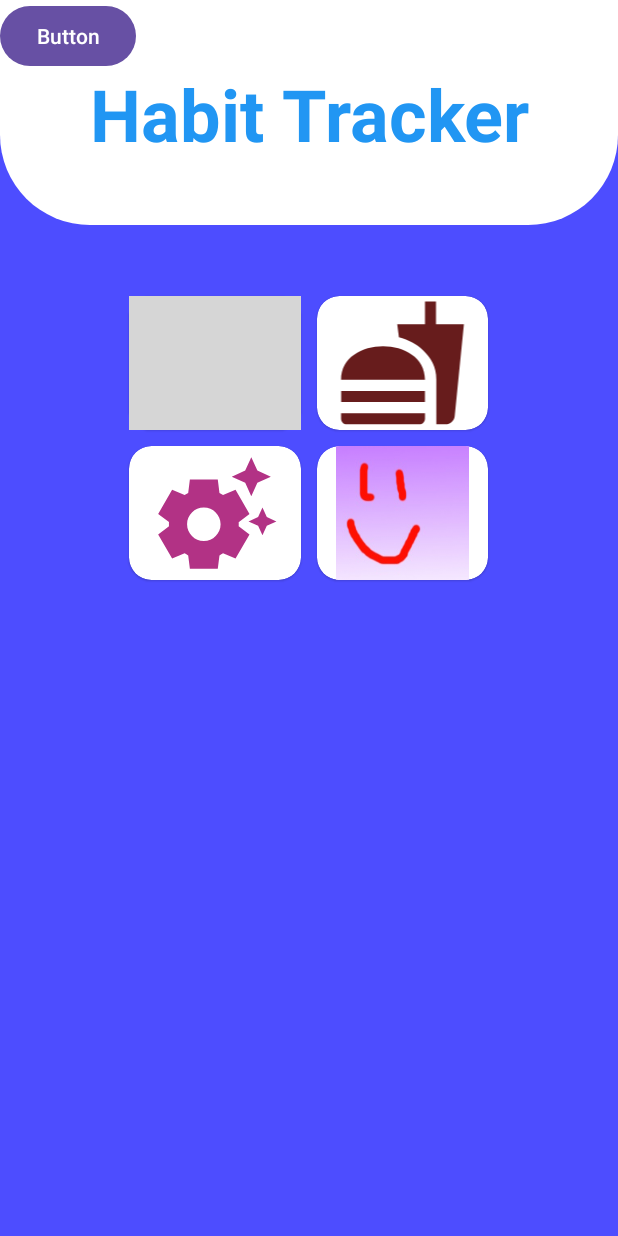
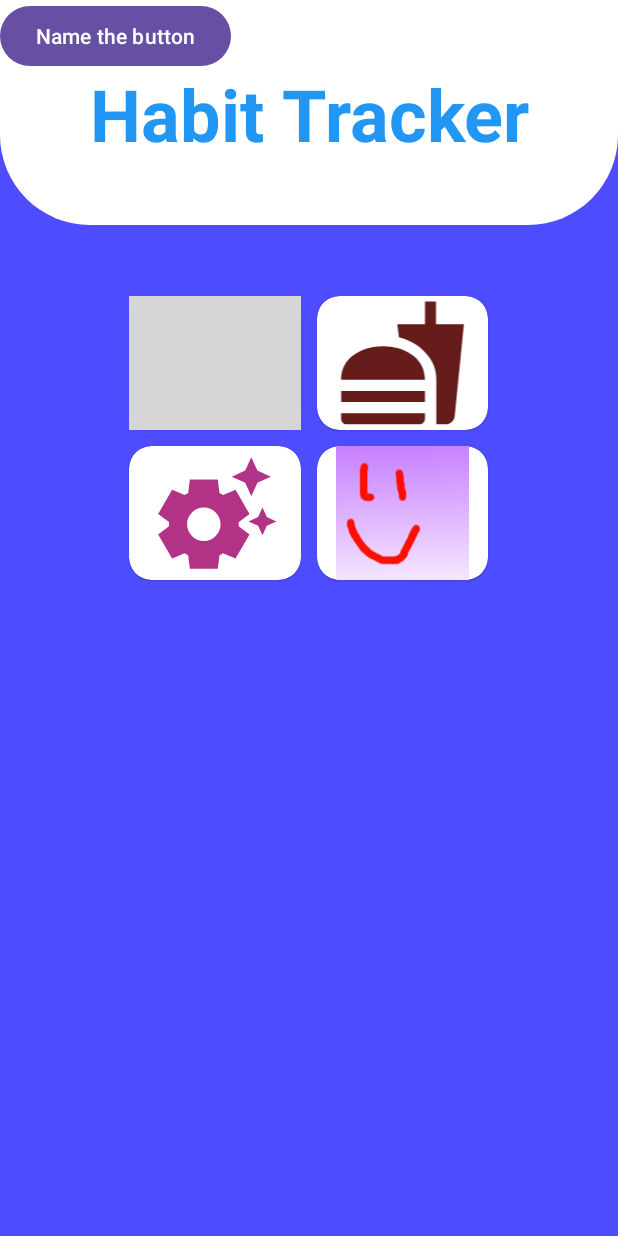
Before and after one commit to wolfs2024/Habit_tracker_application_EC327, an Android app: the screen it shows after launch (MainActivity), on a phone screen of 412 x 824 dp. Run offline under Robolectric (Android 15) with nearby library versions, the phone set to English and light mode, and no system bars; grey boxes are pictures that could not be loaded.

Commit message:
add button description

```diff
--- a/app/src/main/res/layout/activity_main.xml
+++ b/app/src/main/res/layout/activity_main.xml
@@ -137,7 +137,7 @@
         android:id="@+id/button"
         android:layout_width="wrap_content"
         android:layout_height="wrap_content"
-        android:text="Button"
+        android:text="Name the button"
         tools:layout_editor_absoluteX="155dp"
         tools:layout_editor_absoluteY="523dp"
         tools:ignore="MissingConstraints" />
```
